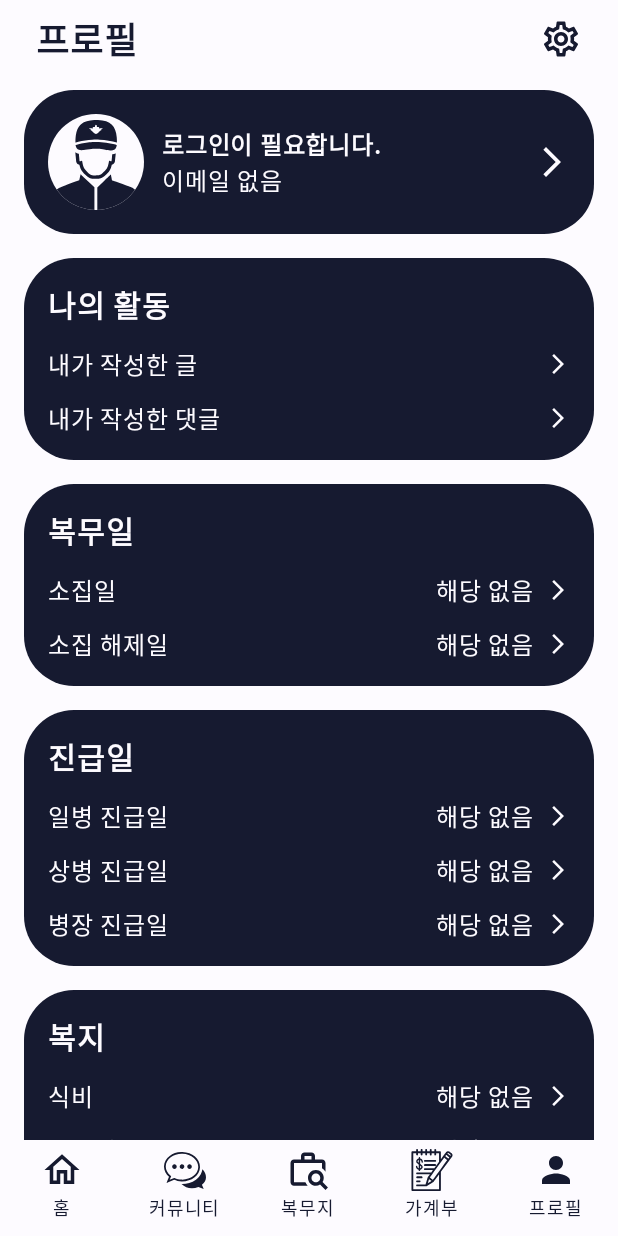
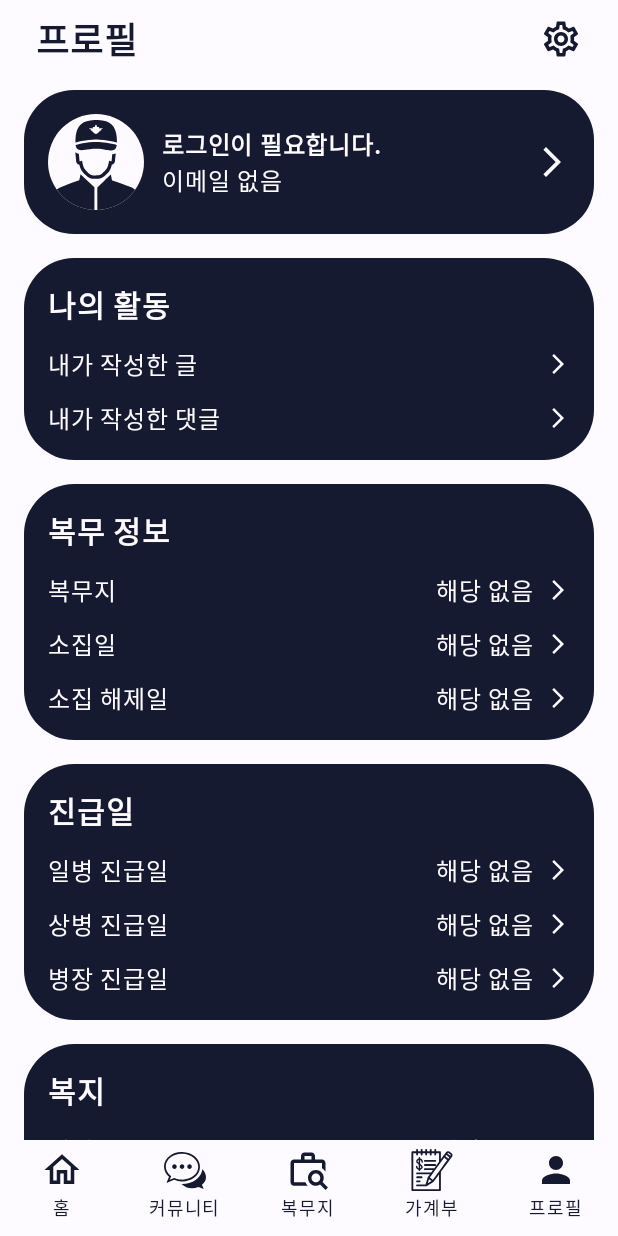
Before and after one commit to ProjectSohae/android, an Android app built with Jetpack Compose: the screen it shows after launch (MainActivity), item 5 of the bottom bar chosen, on a phone screen of 412 x 824 dp. Run offline under Robolectric (Android 15) with nearby library versions, the phone set to English and light mode, and no system bars; our stand-ins replace Room's generated code; libraries missing offline, so code that uses them is left out: dev.chrisbanes.haze; 2 statements that could not run were skipped.

Commit message:
type: fix
ProfileView의 로컬 db 연동 부분 값 표시 전체 완료

```diff
--- a/app/src/main/java/com/example/gongik/controller/MyInformationController.kt
+++ b/app/src/main/java/com/example/gongik/controller/MyInformationController.kt
@@ -139,9 +139,9 @@ object MyInformationController {
                 if (myRank == null) {
                     myRank = MyRank(
                         currentRank = -1,
-                        firstPromotionDay = Timestamp(0),
-                        secondPromotionDay = Timestamp(0),
-                        thirdPromotionDay = Timestamp(0)
+                        firstPromotionDay = -1,
+                        secondPromotionDay = -1,
+                        thirdPromotionDay = -1
                     )
 
                     myRankDAO.insert(myRank!!)
--- a/app/src/main/java/com/example/gongik/model/data/myinformation/MyRank.kt
+++ b/app/src/main/java/com/example/gongik/model/data/myinformation/MyRank.kt
@@ -19,9 +19,9 @@ data class MyRank (
     // 0: 이등병, 1: 일등병, 2: 상등병, 3: 병장
     @ColumnInfo(name = "current_rank") val currentRank: Int,
     // 일등병 진급 일자
-    @ColumnInfo(name = "first_promotion_day") val firstPromotionDay: Timestamp,
+    @ColumnInfo(name = "first_promotion_day") val firstPromotionDay: Long,
     // 상등병 진급 일자
-    @ColumnInfo(name = "second_promotion_day") val secondPromotionDay: Timestamp,
+    @ColumnInfo(name = "second_promotion_day") val secondPromotionDay: Long,
     // 병장 진급 일자
-    @ColumnInfo(name = "third_promotion_day") val thirdPromotionDay: Timestamp,
+    @ColumnInfo(name = "third_promotion_day") val thirdPromotionDay: Long,
 )
--- a/app/src/main/java/com/example/gongik/model/data/myinformation/MyUsedLeave.kt
+++ b/app/src/main/java/com/example/gongik/model/data/myinformation/MyUsedLeave.kt
@@ -38,7 +38,7 @@ data class MyUsedLeave (
     // 휴가 사유
     @ColumnInfo("reason") val reason: String,
 
-    // 휴가 소요 시간, 1시간 단위
+    // 휴가 소요 시간, 분 단위
     @ColumnInfo("used_leave_time") val usedLeaveTime: Int,
 
     // 휴가 시작 시일
--- a/app/src/main/java/com/example/gongik/model/data/myinformation/MyWorkInformation.kt
+++ b/app/src/main/java/com/example/gongik/model/data/myinformation/MyWorkInformation.kt
@@ -10,7 +10,7 @@ data class MyWorkInformation (
     // 복무지
     @ColumnInfo(name = "work_place") val workPlace: String,
     // 소집일
-    @ColumnInfo(name = "start_work_day") val startWorkDay: Int,
+    @ColumnInfo(name = "start_work_day") val startWorkDay: Long,
     // 소집 해제일
-    @ColumnInfo(name = "finish_work_day") val finishWorkDay: Int,
+    @ColumnInfo(name = "finish_work_day") val finishWorkDay: Long,
 )
--- a/app/src/main/java/com/example/gongik/view/composables/home/HomeView.kt
+++ b/app/src/main/java/com/example/gongik/view/composables/home/HomeView.kt
@@ -23,13 +23,18 @@ import androidx.compose.material3.MaterialTheme
 import androidx.compose.material3.Scaffold
 import androidx.compose.material3.Surface
 import androidx.compose.material3.Text
-import androidx.compose.material3.VerticalDivider
 import androidx.compose.runtime.Composable
 import androidx.compose.runtime.collectAsState
+import androidx.compose.runtime.getValue
+import androidx.compose.runtime.mutableIntStateOf
+import androidx.compose.runtime.mutableStateOf
+import androidx.compose.runtime.remember
+import androidx.compose.runtime.setValue
 import androidx.compose.ui.Alignment
 import androidx.compose.ui.Modifier
 import androidx.compose.ui.draw.clip
 import androidx.compose.ui.draw.drawBehind
+import androidx.compose.ui.draw.drawWithContent
 import androidx.compose.ui.draw.scale
 import androidx.compose.ui.draw.shadow
 import androidx.compose.ui.geometry.Offset
@@ -41,8 +46,6 @@ import androidx.compose.ui.text.TextStyle
 import androidx.compose.ui.text.font.FontWeight
 import androidx.compose.ui.unit.Dp
 import androidx.compose.ui.unit.LayoutDirection
-import androidx.compose.ui.unit.TextUnit
-import androidx.compose.ui.unit.TextUnitType
 import androidx.compose.ui.unit.dp
 import androidx.lifecycle.viewmodel.compose.viewModel
 import com.example.gongik.R
@@ -50,6 +53,7 @@ import com.example.gongik.controller.BarColorController
 import com.example.gongik.controller.displayAsAmount
 import com.example.gongik.model.data.myinformation.ranksList
 import com.example.gongik.util.font.dpToSp
+import com.example.gongik.view.composables.dialog.UseMyLeaveView
 
 @Composable
 fun HomeView(
@@ -205,7 +209,7 @@ private fun HomeViewBody(
             MyVacations(homeViewModel)
             Spacer(modifier = Modifier.size(12.dp))
 
-            UseVacations(homeViewModel)
+            UseLeave(homeViewModel)
             Spacer(modifier = Modifier.size(24.dp))
         }
     }
@@ -402,6 +406,7 @@ private fun MyVacations(
 ) {
     val primary = MaterialTheme.colorScheme.primary
     val secondary = MaterialTheme.colorScheme.secondary
+    val onPrimary = MaterialTheme.colorScheme.onPrimary
     val salary = 200000
 
     Column(
@@ -487,13 +492,21 @@ private fun MyVacations(
                 .fillMaxSize()
                 .weight(1f)
                 .padding(horizontal = 16.dp)
-                .background(color = secondary, shape = RoundedCornerShape(30)),
-            horizontalArrangement = Arrangement.SpaceAround,
+                .background(color = secondary, shape = RoundedCornerShape(30))
+                .drawWithContent {
+                    drawContent()
+                    drawLine(
+                        color = onPrimary,
+                        strokeWidth = (1.25f).dp.toPx(),
+                        start = Offset(this.size.width / 2f, 12.dp.toPx()),
+                        end = Offset(this.size.width / 2f, this.size.height - 12.dp.toPx())
+                    )
+                },
             verticalAlignment = Alignment.CenterVertically
         ) {
             Column(
                 modifier = Modifier
-                    .padding(start = 12.dp)
+                    .weight(1f)
                     .clickable(
                         indication = null,
                         interactionSource = null
@@ -516,14 +529,9 @@ private fun MyVacations(
                 )
             }
 
-            VerticalDivider(
-                modifier = Modifier.padding(vertical = 12.dp),
-                thickness = 1.dp
-            )
-
             Column(
                 modifier = Modifier
-                    .padding(end = 24.dp)
+                    .weight(1f)
                     .clickable(
                         indication = null,
                         interactionSource = null
@@ -549,7 +557,7 @@ private fun MyVacations(
 }
 
 @Composable
-private fun UseVacations(
+private fun UseLeave(
     homeViewModel: HomeViewModel
 ) {
     val primary = MaterialTheme.colorScheme.primary
@@ -560,6 +568,18 @@ private fun UseVacations(
         myLeave.secondAnnualLeave,
         myLeave.sickLeave
     )
+    var showUsedMyLeaveList by remember { mutableIntStateOf(-1) }
+    var showUsingMyLeave by remember { mutableIntStateOf(-1) }
+
+    if (showUsedMyLeaveList >= 0) {
+
+    }
+
+    if (showUsingMyLeave >= 0) {
+        UseMyLeaveView(
+            onDismissRequest = { showUsingMyLeave = -1 }
+        )
+    }
 
     Column(
         modifier = Modifier
@@ -578,12 +598,12 @@ private fun UseVacations(
             verticalArrangement = Arrangement.SpaceBetween
         ) {
             useVacationItemsList.forEachIndexed { idx, item ->
-                UseVacationsItem(
+                UseLeaveItem(
                     itemName = item.first,
                     iconId = item.second,
                     leaveTime = if (idx < 3) {
                         homeViewModel.getRestLeaveTime(
-                            60 * 8 * 13 + 10,
+                            0,
                             maxLeaveDaysList[idx]
                         )
                     } else {
@@ -595,6 +615,13 @@ private fun UseVacations(
                         "사용"
                     } else {
                         "누적"
+                    },
+                    pressedButton = { getPressedButton ->
+
+                        when (getPressedButton) {
+                            0 -> { showUsedMyLeaveList = idx }
+                            1 -> { showUsingMyLeave = idx }
+                        }
                     }
                 )
             }
@@ -603,11 +630,12 @@ private fun UseVacations(
 }
 
 @Composable
-private fun UseVacationsItem(
+private fun UseLeaveItem(
     itemName: String,
     iconId: Int,
     leaveTime: String,
-    suffix: String
+    suffix: String,
+    pressedButton: (Int) -> Unit
 ) {
     val primaryContainer = MaterialTheme.colorScheme.primaryContainer
     val secondary = MaterialTheme.colorScheme.secondary
@@ -619,9 +647,7 @@ private fun UseVacationsItem(
             .padding(horizontal = 20.dp)
             .clip(RoundedCornerShape(30))
             .background(color = secondary)
-            .clickable {
-
-            },
+            .clickable { pressedButton(0) },
         horizontalArrangement = Arrangement.Center,
         verticalAlignment = Alignment.CenterVertically
     ) {
@@ -697,9 +723,7 @@ private fun UseVacationsItem(
                 modifier = Modifier
                     .clip(RoundedCornerShape(30))
                     .background(color = MaterialTheme.colorScheme.primary)
-                    .clickable {
-
-                    }
+                    .clickable { pressedButton(1) }
                     .padding(horizontal = 12.dp, vertical = 4.dp)
             )
         }
--- a/app/src/main/java/com/example/gongik/view/composables/profile/ProfileView.kt
+++ b/app/src/main/java/com/example/gongik/view/composables/profile/ProfileView.kt
@@ -38,8 +38,10 @@ import androidx.lifecycle.viewmodel.compose.viewModel
 import com.example.gongik.R
 import com.example.gongik.controller.displayAsAmount
 import com.example.gongik.util.font.dpToSp
+import com.example.gongik.view.composables.dialog.DatePickerDialog
 import com.example.gongik.view.composables.dialog.TypingTextDialog
 import com.example.gongik.view.composables.dialog.WheelPickerDialog
+import com.example.gongik.view.composables.getDate
 
 @Composable
 fun ProfileView(
@@ -286,7 +288,7 @@ private fun MyActivities(
     }
 }
 
-// 복무일
+// 복무 정보
 @Composable
 private fun MilitaryServiceDate(
     profileViewModel: ProfileViewModel
@@ -294,6 +296,34 @@ private fun MilitaryServiceDate(
     val myWorkInfo = profileViewModel.myWorkInformation.collectAsState().value!!
     val myRank = profileViewModel.myRank.collectAsState().value!!
     val primary = MaterialTheme.colorScheme.primary
+    var openDialog by remember { mutableIntStateOf(-1) }
+
+    if (openDialog >= 0) {
+
+        if (openDialog < 1) {
+
+        }
+        else {
+            DatePickerDialog(
+                initialSelectedDateMillis = when (openDialog) {
+                    1 -> { myWorkInfo.startWorkDay }
+                    2 -> { myWorkInfo.finishWorkDay }
+                    else -> { -1 }
+                },
+                onDateSelected = { getSelectedDate ->
+
+                    if (getSelectedDate != null) {
+                        profileViewModel.updateMyWorkInfo(openDialog, getSelectedDate)
+                    }
+
+                    openDialog = -1
+                },
+                onDismiss = {
+                    openDialog = -1
+                }
+            )
+        }
+    }
 
     Column(
         modifier = Modifier
@@ -308,18 +338,48 @@ private fun MilitaryServiceDate(
             .padding(16.dp)
     ) {
         Text(
-            text = "복무일",
+            text = "복무 정보",
             fontWeight = FontWeight.SemiBold,
-            fontSize = dpToSp(dp = 20.dp)
+            fontSize = dpToSp(dp = 20.dp),
+            modifier = Modifier.padding(bottom = 12.dp)
         )
-        Spacer(modifier = Modifier.size(12.dp))
 
         Row(
             modifier = Modifier
+                .padding(bottom = 12.dp)
                 .fillMaxWidth()
-                .clickable {
+                .clickable { openDialog = 0 },
+            horizontalArrangement = Arrangement.SpaceBetween
+        ) {
+            Text(
+                text = "복무지",
+                fontSize = dpToSp(dp = 16.dp)
+            )
 
-                },
+            Row(
+                verticalAlignment = Alignment.CenterVertically
+            ) {
+                Text(
+                    text = myWorkInfo.workPlace.let {
+                        if (it.isBlank()) { "해당 없음" } else { myWorkInfo.workPlace }
+                    },
+                    fontSize = dpToSp(dp = 16.dp),
+                    modifier = Modifier.padding(end = 8.dp)
+                )
+
+                Icon(
+                    painter = painterResource(id = R.drawable.baseline_arrow_forward_ios_24),
+                    contentDescription = null,
+                    modifier = Modifier.size(16.dp)
+                )
+            }
+        }
+
+        Row(
+            modifier = Modifier
+                .padding(bottom = 12.dp)
+                .fillMaxWidth()
+                .clickable { openDialog = 1 },
             horizontalArrangement = Arrangement.SpaceBetween
         ) {
             Text(
@@ -332,12 +392,11 @@ private fun MilitaryServiceDate(
             ) {
                 Text(
                     text = myWorkInfo.startWorkDay.let {
-                        if (it < 0) { "해당 없음" }
-                        else { myWorkInfo.startWorkDay.toString() }
+                        if (it < 0) { "해당 없음" } else { getDate(it) }
                     },
-                    fontSize = dpToSp(dp = 16.dp)
+                    fontSize = dpToSp(dp = 16.dp),
+                    modifier = Modifier.padding(end = 8.dp)
                 )
-                Spacer(modifier = Modifier.size(8.dp))
 
                 Icon(
                     painter = painterResource(id = R.drawable.baseline_arrow_forward_ios_24),
@@ -346,14 +405,11 @@ private fun MilitaryServiceDate(
                 )
             }
         }
-        Spacer(modifier = Modifier.size(12.dp))
 
         Row(
             modifier = Modifier
                 .fillMaxWidth()
-                .clickable {
-
-                },
+                .clickable { openDialog = 2 },
             horizontalArrangement = Arrangement.SpaceBetween
         ) {
             Text(
@@ -365,13 +421,12 @@ private fun MilitaryServiceDate(
                 verticalAlignment = Alignment.CenterVertically
             ) {
                 Text(
-                    text = myRank.firstPromotionDay.time.let {
-                        if (it < 1) { "해당 없음" }
-                        else { myWorkInfo.finishWorkDay.toString() }
+                    text = myWorkInfo.finishWorkDay.let {
+                        if (it < 0) { "해당 없음" } else { getDate(it) }
                     },
-                    fontSize = dpToSp(dp = 16.dp)
+                    fontSize = dpToSp(dp = 16.dp),
+                    modifier = Modifier.padding(end = 8.dp)
                 )
-                Spacer(modifier = Modifier.size(8.dp))
 
                 Icon(
                     painter = painterResource(id = R.drawable.baseline_arrow_forward_ios_24),
@@ -390,6 +445,29 @@ private fun PromotionDate(
 ) {
     val myRank = profileViewModel.myRank.collectAsState().value!!
     val primary = MaterialTheme.colorScheme.primary
+    var openDialog by remember { mutableIntStateOf(-1) }
+
+    if (openDialog >= 0) {
+        DatePickerDialog(
+            initialSelectedDateMillis = when (openDialog) {
+                0 -> { myRank.firstPromotionDay }
+                1 -> { myRank.secondPromotionDay }
+                2 -> { myRank.thirdPromotionDay }
+                else -> { -1 }
+            },
+            onDateSelected = { getSelectedDate ->
+
+                if (getSelectedDate != null) {
+                    profileViewModel.updateMyRank(openDialog, getSelectedDate)
+                }
+
+                openDialog = -1
+            },
+            onDismiss = {
+                openDialog = -1
+            }
+        )
+    }
 
     Column(
         modifier = Modifier
@@ -406,16 +484,15 @@ private fun PromotionDate(
         Text(
             text = "진급일",
             fontWeight = FontWeight.SemiBold,
-            fontSize = dpToSp(dp = 20.dp)
+            fontSize = dpToSp(dp = 20.dp),
+            modifier = Modifier.padding(bottom = 12.dp)
         )
-        Spacer(modifier = Modifier.size(12.dp))
 
         Row(
             modifier = Modifier
+                .padding(bottom = 12.dp)
                 .fillMaxWidth()
-                .clickable {
-
-                },
+                .clickable { openDialog = 0 },
             horizontalArrangement = Arrangement.SpaceBetween
         ) {
             Text(
@@ -427,13 +504,12 @@ private fun PromotionDate(
                 verticalAlignment = Alignment.CenterVertically
             ) {
                 Text(
-                    text = myRank.firstPromotionDay.time.let {
-                        if (it < 1) { "해당 없음" }
-                        else { myRank.firstPromotionDay.toString() }
+                    text = myRank.firstPromotionDay.let {
+                        if (it < 0) { "해당 없음" } else { getDate(it) }
                     },
-                    fontSize = dpToSp(dp = 16.dp)
+                    fontSize = dpToSp(dp = 16.dp),
+                    modifier = Modifier.padding(end = 8.dp)
                 )
-                Spacer(modifier = Modifier.size(8.dp))
 
                 Icon(
                     painter = painterResource(id = R.drawable.baseline_arrow_forward_ios_24),
@@ -442,14 +518,12 @@ private fun PromotionDate(
                 )
             }
         }
-        Spacer(modifier = Modifier.size(12.dp))
 
         Row(
             modifier = Modifier
+                .padding(bottom = 12.dp)
                 .fillMaxWidth()
-                .clickable {
-
-                },
+                .clickable { openDialog = 1 },
             horizontalArrangement = Arrangement.SpaceBetween
         ) {
             Text(
@@ -461,13 +535,12 @@ private fun PromotionDate(
                 verticalAlignment = Alignment.CenterVertically
             ) {
                 Text(
-                    text = myRank.secondPromotionDay.time.let {
-                        if (it < 1) { "해당 없음" }
-                        else { myRank.secondPromotionDay.toString() }
+                    text = myRank.secondPromotionDay.let {
+                        if (it < 0) { "해당 없음" } else { getDate(it) }
                     },
-                    fontSize = dpToSp(dp = 16.dp)
+                    fontSize = dpToSp(dp = 16.dp),
+                    modifier = Modifier.padding(end = 8.dp)
                 )
-                Spacer(modifier = Modifier.size(8.dp))
 
                 Icon(
                     painter = painterResource(id = R.drawable.baseline_arrow_forward_ios_24),
@@ -476,14 +549,11 @@ private fun PromotionDate(
                 )
             }
         }
-        Spacer(modifier = Modifier.size(12.dp))
 
         Row(
             modifier = Modifier
                 .fillMaxWidth()
-                .clickable {
-
-                },
+                .clickable { openDialog = 2 },
             horizontalArrangement = Arrangement.SpaceBetween
         ) {
             Text(
@@ -495,13 +565,12 @@ private fun PromotionDate(
                 verticalAlignment = Alignment.CenterVertically
             ) {
                 Text(
-                    text = myRank.thirdPromotionDay.time.let {
-                        if (it < 1) { "해당 없음" }
-                        else { myRank.thirdPromotionDay.toString() }
+                    text = myRank.thirdPromotionDay.let {
+                        if (it < 0) { "해당 없음" } else { getDate(it) }
                     },
-                    fontSize = dpToSp(dp = 16.dp)
+                    fontSize = dpToSp(dp = 16.dp),
+                    modifier = Modifier.padding(end = 8.dp)
                 )
-                Spacer(modifier = Modifier.size(8.dp))
 
                 Icon(
                     painter = painterResource(id = R.drawable.baseline_arrow_forward_ios_24),
@@ -623,9 +692,9 @@ private fun SalaryDetails(
                     text = myWelfare.foodCosts.let {
                         if (it < 0) { "해당 없음" } else { displayAsAmount(it.toString()) }
                     },
-                    fontSize = dpToSp(dp = 16.dp)
+                    fontSize = dpToSp(dp = 16.dp),
+                    modifier = Modifier.padding(end = 8.dp)
                 )
-                Spacer(modifier = Modifier.size(8.dp))
 
                 Icon(
                     painter = painterResource(id = R.drawable.baseline_arrow_forward_ios_24),
@@ -654,9 +723,9 @@ private fun SalaryDetails(
                     text = myWelfare.transportationCosts.let {
                         if (it < 0) { "해당 없음" } else { displayAsAmount(it.toString()) }
                     },
-                    fontSize = dpToSp(dp = 16.dp)
+                    fontSize = dpToSp(dp = 16.dp),
+                    modifier = Modifier.padding(end = 8.dp)
                 )
-                Spacer(modifier = Modifier.size(8.dp))
 
                 Icon(
                     painter = painterResource(id = R.drawable.baseline_arrow_forward_ios_24),
@@ -686,9 +755,9 @@ private fun SalaryDetails(
                         if (it < 0) { "해당 없음" }
                         else { "${it}일" }
                     },
-                    fontSize = dpToSp(dp = 16.dp)
+                    fontSize = dpToSp(dp = 16.dp),
+                    modifier = Modifier.padding(end = 8.dp)
                 )
-                Spacer(modifier = Modifier.size(8.dp))
 
                 Icon(
                     painter = painterResource(id = R.drawable.baseline_arrow_forward_ios_24),
@@ -762,9 +831,9 @@ private fun RestTimeDetails(
                     text = myLeave.firstAnnualLeave.let {
                         if (it < 0) { "해당 없음" } else { "${it}일" }
                     },
-                    fontSize = dpToSp(dp = 16.dp)
+                    fontSize = dpToSp(dp = 16.dp),
+                    modifier = Modifier.padding(end = 8.dp)
                 )
-                Spacer(modifier = Modifier.size(8.dp))
 
                 Icon(
                     painter = painterResource(id = R.drawable.baseline_arrow_forward_ios_24),
@@ -793,9 +862,9 @@ private fun RestTimeDetails(
                     text = myLeave.secondAnnualLeave.let {
                         if (it < 0) { "해당 없음" } else { "${it}일" }
                     },
-                    fontSize = dpToSp(dp = 16.dp)
+                    fontSize = dpToSp(dp = 16.dp),
+                    modifier = Modifier.padding(end = 8.dp)
                 )
-                Spacer(modifier = Modifier.size(8.dp))
 
                 Icon(
                     painter = painterResource(id = R.drawable.baseline_arrow_forward_ios_24),
@@ -825,9 +894,9 @@ private fun RestTimeDetails(
                         if (it < 0) { "해당 없음" }
                         else { "${it}일" }
                     },
-                    fontSize = dpToSp(dp = 16.dp)
+                    fontSize = dpToSp(dp = 16.dp),
+                    modifier = Modifier.padding(end = 8.dp)
                 )
-                Spacer(modifier = Modifier.size(8.dp))
 
                 Icon(
                     painter = painterResource(id = R.drawable.baseline_arrow_forward_ios_24),
```
Also changed, not shown: app/src/main/java/com/example/gongik/view/composables/DateFormatter.kt (added, +8 -0 lines), app/src/main/java/com/example/gongik/view/composables/dialog/DatePickerView.kt (added, +55 -0 lines), app/src/main/java/com/example/gongik/view/composables/dialog/UseMyLeaveView.kt (added, +146 -0 lines), app/src/main/java/com/example/gongik/view/composables/profile/ProfileViewModel.kt (+35 -2 lines).
